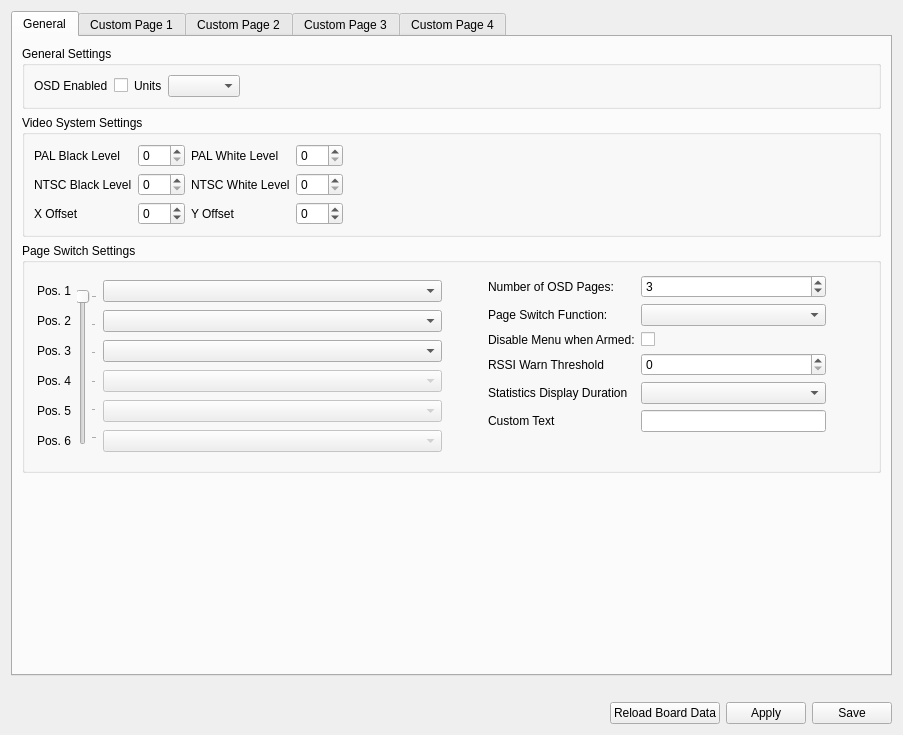
Old version of the form ground/gcs/src/plugins/config/osd.ui in the repository d-ronin/dRonin.
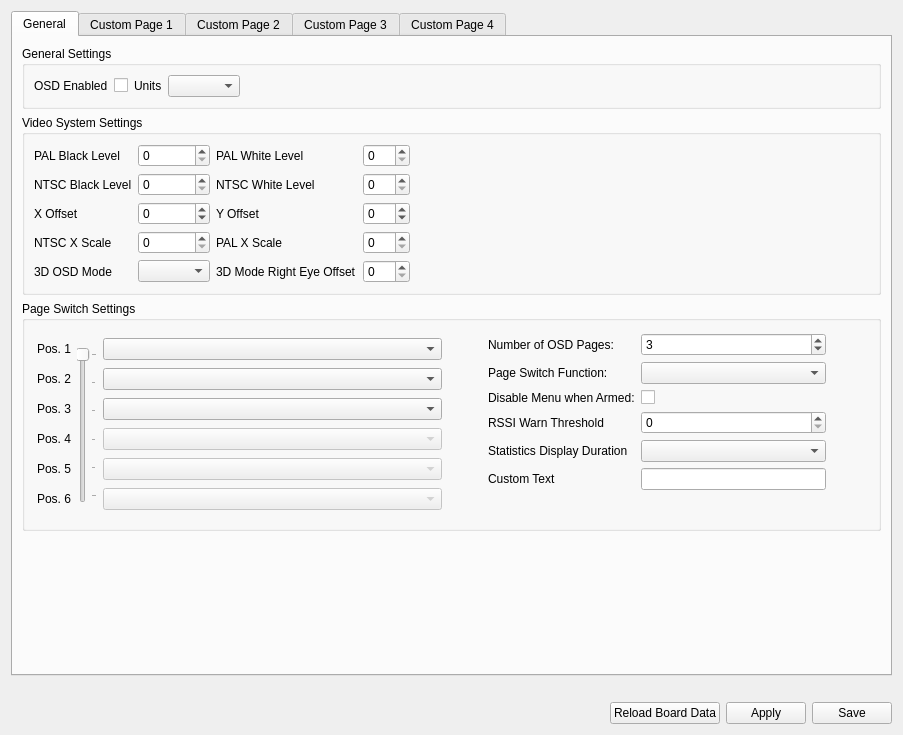
New version of the form.

Commit message: GCS: Add new OSD options

Diff of the .ui file:
```diff
--- a/ground/gcs/src/plugins/config/osd.ui
+++ b/ground/gcs/src/plugins/config/osd.ui
@@ -87,6 +87,20 @@
          <layout class="QVBoxLayout" name="verticalLayout_3">
           <item>
            <layout class="QGridLayout" name="gridLayout">
+            <item row="5" column="1">
+             <widget class="QSpinBox" name="sb_ntsc_xscale">
+              <property name="toolTip">
+               <string>&lt;html&gt;&lt;head/&gt;&lt;body&gt;&lt;p&gt;OSD X scaling for NTSC. Not supported by all OSDs.&lt;/p&gt;&lt;/body&gt;&lt;/html&gt;</string>
+              </property>
+             </widget>
+            </item>
+            <item row="5" column="3">
+             <widget class="QSpinBox" name="sb_pal_xscale">
+              <property name="toolTip">
+               <string>&lt;html&gt;&lt;head/&gt;&lt;body&gt;&lt;p&gt;OSD X scaling for PAL. Not supported by all OSDs.&lt;/p&gt;&lt;/body&gt;&lt;/html&gt;</string>
+              </property>
+             </widget>
+            </item>
             <item row="4" column="3">
              <widget class="QSpinBox" name="sb_y_offset">
               <property name="toolTip">
@@ -100,6 +114,13 @@
               </property>
              </widget>
             </item>
+            <item row="5" column="0">
+             <widget class="QLabel" name="label_15">
+              <property name="text">
+               <string>NTSC X Scale</string>
+              </property>
+             </widget>
+            </item>
             <item row="2" column="3">
              <widget class="QSpinBox" name="sb_white_ntsc">
               <property name="toolTip">
@@ -208,6 +229,41 @@
               </property>
              </spacer>
             </item>
+            <item row="5" column="2">
+             <widget class="QLabel" name="label_16">
+              <property name="text">
+               <string>PAL X Scale</string>
+              </property>
+             </widget>
+            </item>
+            <item row="6" column="0">
+             <widget class="QLabel" name="label_17">
+              <property name="text">
+               <string>3D OSD Mode</string>
+              </property>
+             </widget>
+            </item>
+            <item row="6" column="1">
+             <widget class="QComboBox" name="cb_3d_osd_mode">
+              <property name="toolTip">
+               <string>&lt;html&gt;&lt;head/&gt;&lt;body&gt;&lt;p&gt;OSD 3D mode, e.g. side-by-side 3D for use with NerdCam 3D FPV camera. Not supported by all OSDs.&lt;/p&gt;&lt;/body&gt;&lt;/html&gt;</string>
+              </property>
+             </widget>
+            </item>
+            <item row="6" column="2">
+             <widget class="QLabel" name="label_18">
+              <property name="text">
+               <string>3D Mode Right Eye Offset</string>
+              </property>
+             </widget>
+            </item>
+            <item row="6" column="3">
+             <widget class="QSpinBox" name="sb_3d_right_eye_xshift">
+              <property name="toolTip">
+               <string>&lt;html&gt;&lt;head/&gt;&lt;body&gt;&lt;p&gt;Offset of the right-eye OSD output when side-by-side 3D mode is enabled.&lt;/p&gt;&lt;/body&gt;&lt;/html&gt;</string>
+              </property>
+             </widget>
+            </item>
            </layout>
           </item>
          </layout>
```
Left out of the diff: 26 changed lines with no effect on the pictures. The commit also changes 1 other file.
